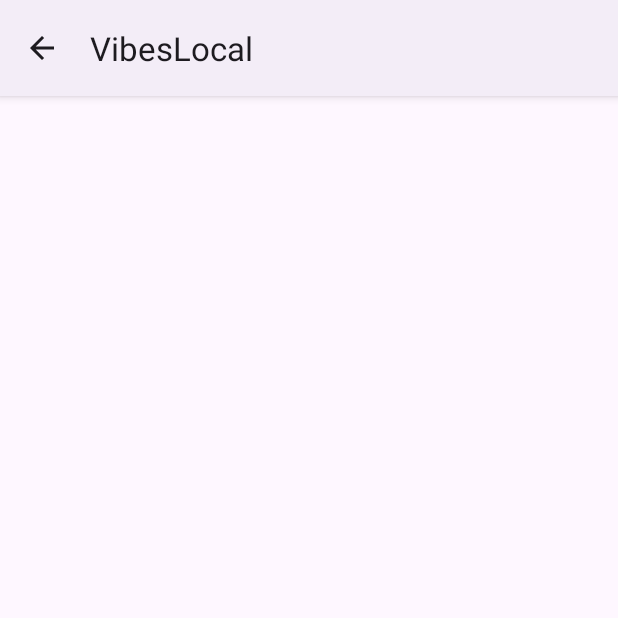
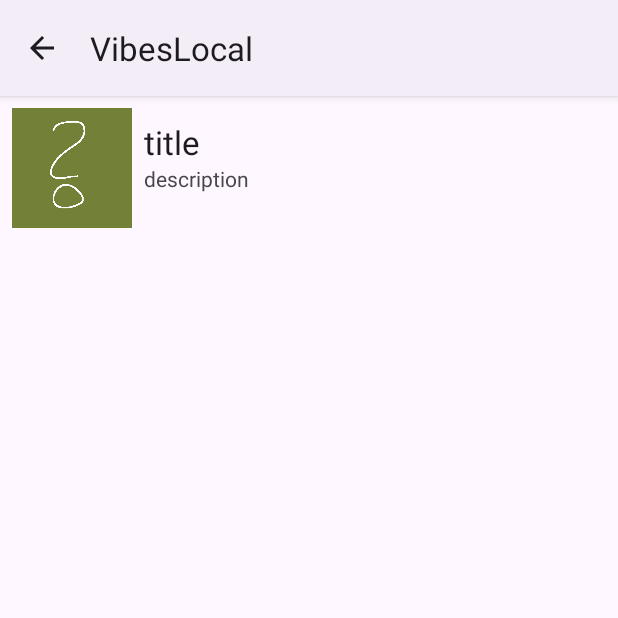
Before and after one commit to ksawio97/VibesLocal, an Android app: the GroupedSongsActivity screen opened directly, with no data from a screen before it, on a phone screen of 412 x 824 dp, the top half of it. Run offline under Robolectric (Android 15) with nearby library versions, the phone set to English and light mode, and no system bars; 9 statements that could not run were skipped.

Commit message:
Added GroupedSongsInfo with loading data to added GroupedSongsInfoFragment

```diff
--- a/app/src/main/java/com/example/vibeslocal/activities/GroupedSongsActivity.kt
+++ b/app/src/main/java/com/example/vibeslocal/activities/GroupedSongsActivity.kt
@@ -1,37 +1,45 @@
 package com.example.vibeslocal.activities
 
-import android.os.Build
 import android.os.Bundle
-import androidx.annotation.RequiresApi
 import androidx.appcompat.app.AppCompatActivity
 import com.example.vibeslocal.databinding.ActivityGroupedSongsBinding
+import com.example.vibeslocal.models.GroupingInfoModel
 import com.example.vibeslocal.models.SongModel
+import com.example.vibeslocal.viewmodels.GroupedSongsInfoViewModel
 import com.example.vibeslocal.viewmodels.MusicItemsViewModel
 import org.koin.androidx.viewmodel.ext.android.viewModel
 
 class GroupedSongsActivity : AppCompatActivity() {
-    private val musicItemsViewModel : MusicItemsViewModel by viewModel()
-
-    private lateinit var binding : ActivityGroupedSongsBinding
+    private val musicItemsViewModel: MusicItemsViewModel by viewModel()
+    private val groupedSongsInfoViewModel: GroupedSongsInfoViewModel by viewModel()
+    private lateinit var binding: ActivityGroupedSongsBinding
 
     override fun onCreate(savedInstanceState: Bundle?) {
         super.onCreate(savedInstanceState)
 
-        val songs = if (Build.VERSION.SDK_INT >= Build.VERSION_CODES.TIRAMISU) getSongArray().toList() else emptyList()
         //send data to adapter
-        musicItemsViewModel.loadDataToAdapter(songs)
+        musicItemsViewModel.loadDataToAdapter(getSongArray().toList())
+        //send data to groupedSongsInfoViewModel
+        val groupingInfo = getGroupingInfo()
+        if (groupingInfo != null)
+            groupedSongsInfoViewModel.setGroupingInfo(groupingInfo)
 
         binding = ActivityGroupedSongsBinding.inflate(layoutInflater)
         setContentView(binding.root)
     }
 
-    @RequiresApi(Build.VERSION_CODES.TIRAMISU)
-    private fun getSongArray() : Array<SongModel>{
+    private fun getSongArray(): Array<SongModel>{
         val bundle = intent.extras
         return bundle?.getParcelableArray(retrievedSongs, SongModel::class.java) ?: emptyArray()
     }
 
+    private fun getGroupingInfo(): GroupingInfoModel? {
+        val bundle = intent.extras
+        return bundle?.getParcelable(retrievedGroupingInfo, GroupingInfoModel::class.java)
+    }
+
     companion object {
         const val retrievedSongs: String = "retrieved_songs"
+        const val retrievedGroupingInfo: String = "retrieved_grouping_info"
     }
 }
--- a/app/src/main/java/com/example/vibeslocal/adapters/GroupingPagerAdapter.kt
+++ b/app/src/main/java/com/example/vibeslocal/adapters/GroupingPagerAdapter.kt
@@ -5,17 +5,19 @@ import androidx.fragment.app.FragmentManager
 import androidx.lifecycle.Lifecycle
 import androidx.viewpager2.adapter.FragmentStateAdapter
 import com.example.vibeslocal.fragments.OptionsFragment
+import com.example.vibeslocal.models.IGroupingDescriptionStrategy
 import com.example.vibeslocal.models.SongModel
 
 class GroupingPagerAdapter<T>(
     fragmentManager: FragmentManager,
     lifecycle: Lifecycle,
-    private val groupingSelectors: List<((SongModel) -> T)>): FragmentStateAdapter(fragmentManager, lifecycle) {
+    private val groupingSelectors: List<((SongModel) -> T)>,
+    private val groupingDescriptionStrategyGetter: (position: Int) -> IGroupingDescriptionStrategy): FragmentStateAdapter(fragmentManager, lifecycle) {
     override fun getItemCount(): Int {
         return groupingSelectors.size
     }
 
     override fun createFragment(position: Int): Fragment {
-        return OptionsFragment(groupingSelectors[position])
+        return OptionsFragment(groupingSelectors[position], groupingDescriptionStrategyGetter(position))
     }
 }
--- /dev/null
+++ b/app/src/main/java/com/example/vibeslocal/fragments/GroupedSongsInfoFragment.kt
@@ -0,0 +1,34 @@
+package com.example.vibeslocal.fragments
+
+import android.os.Bundle
+import android.view.View
+import androidx.fragment.app.Fragment
+import com.example.vibeslocal.R
+import com.example.vibeslocal.databinding.FragmentGroupedSongsInfoBinding
+import com.example.vibeslocal.viewmodels.GroupedSongsInfoViewModel
+import org.koin.androidx.viewmodel.ext.android.activityViewModel
+
+class GroupedSongsInfoFragment : Fragment(R.layout.fragment_grouped_songs_info) {
+    private val viewModel: GroupedSongsInfoViewModel by activityViewModel()
+    private lateinit var binding: FragmentGroupedSongsInfoBinding
+
+    override fun onViewCreated(view: View, savedInstanceState: Bundle?) {
+        super.onViewCreated(view, savedInstanceState)
+
+        binding = FragmentGroupedSongsInfoBinding.bind(view)
+        viewModel.getGroupingInfo()?.let {  groupingModel ->
+
+            binding.groupingThumbnail.apply {
+                val thumbnail = viewModel.getThumbnail(groupingModel.thumbnailId)
+                setImageBitmap(thumbnail)
+            }
+            binding.groupingTitle.apply {
+                text = groupingModel.title
+            }
+
+            binding.groupingDescription.apply {
+                text = groupingModel.description
+            }
+        }
+    }
+}
--- a/app/src/main/java/com/example/vibeslocal/models/OptionModel.kt
+++ b/app/src/main/java/com/example/vibeslocal/models/OptionModel.kt
@@ -2,4 +2,4 @@ package com.example.vibeslocal.models
 
 import android.graphics.Bitmap
 
-data class OptionModel(val id: Int, val title: String, val thumbnail: Bitmap, val songsCount: Int)
+data class OptionModel(val key: Any, val title: String, val thumbnail: Bitmap, val songsCount: Int)
--- a/app/src/main/java/com/example/vibeslocal/repositories/SongsRepository.kt
+++ b/app/src/main/java/com/example/vibeslocal/repositories/SongsRepository.kt
@@ -1,7 +1,5 @@
 package com.example.vibeslocal.repositories
 
-import android.os.Build
-import androidx.annotation.RequiresApi
 import com.example.vibeslocal.generic.CustomEvent
 import com.example.vibeslocal.models.SongModel
 import com.example.vibeslocal.sources.SongsSource
@@ -10,7 +8,6 @@ class SongsRepository(private val songsSource: SongsSource) {
     private val songs: MutableList<SongModel> = mutableListOf()
     private val songsChangedEvent = CustomEvent<Collection<SongModel>>()
 
-    @RequiresApi(Build.VERSION_CODES.R)
     suspend fun loadData(){
         songs.clear()
         val songsData = songsSource.loadSongsData() ?: return
--- a/app/src/main/java/com/example/vibeslocal/sources/SongsSource.kt
+++ b/app/src/main/java/com/example/vibeslocal/sources/SongsSource.kt
@@ -2,10 +2,8 @@ package com.example.vibeslocal.sources
 
 import android.content.ContentUris
 import android.content.Context
-import android.os.Build
 import android.provider.MediaStore
 import android.util.Log
-import androidx.annotation.RequiresApi
 import com.example.vibeslocal.managers.SongThumbnailManager
 import com.example.vibeslocal.models.SongModel
 import kotlinx.coroutines.Deferred
@@ -17,7 +15,6 @@ import org.koin.core.component.KoinComponent
 import org.koin.core.component.inject
 
 class SongsSource(private val songThumbnailManager: SongThumbnailManager) : KoinComponent {
-    @RequiresApi(Build.VERSION_CODES.R)
     suspend fun loadSongsData() : List<SongModel>? = coroutineScope {
         val context: Context by inject()
 
--- /dev/null
+++ b/app/src/main/java/com/example/vibeslocal/viewmodels/GroupedSongsInfoViewModel.kt
@@ -0,0 +1,17 @@
+package com.example.vibeslocal.viewmodels
+
+import android.graphics.Bitmap
+import androidx.lifecycle.ViewModel
+import com.example.vibeslocal.managers.SongThumbnailManager
+import com.example.vibeslocal.models.GroupingInfoModel
+
+class GroupedSongsInfoViewModel(private val songThumbnailManager: SongThumbnailManager) : ViewModel() {
+    private var groupingInfo: GroupingInfoModel? = null
+
+    fun setGroupingInfo(groupingModel: GroupingInfoModel) {
+        this.groupingInfo = groupingModel
+    }
+
+    fun getGroupingInfo(): GroupingInfoModel? = groupingInfo
+    fun getThumbnail(albumId: Long): Bitmap = songThumbnailManager.getThumbnail(albumId)
+}
--- a/app/src/main/java/com/example/vibeslocal/viewmodels/MainViewModel.kt
+++ b/app/src/main/java/com/example/vibeslocal/viewmodels/MainViewModel.kt
@@ -11,7 +11,6 @@ import kotlinx.coroutines.flow.asStateFlow
 import kotlinx.coroutines.launch
 import kotlinx.coroutines.withContext
 
-@RequiresApi(Build.VERSION_CODES.R)
 class MainViewModel(private val songsRepository: SongsRepository) : ViewModel() {
     private val _isLoading = MutableStateFlow(true)
     val isLoading = _isLoading.asStateFlow()
--- a/app/src/main/res/layout/activity_grouped_songs.xml
+++ b/app/src/main/res/layout/activity_grouped_songs.xml
@@ -10,6 +10,16 @@
 
 
     <androidx.fragment.app.FragmentContainerView
+        android:id="@+id/grouped_songs_info"
+        android:name="com.example.vibeslocal.fragments.GroupedSongsInfoFragment"
+        android:layout_width="0dp"
+        android:layout_height="wrap_content"
+        app:layout_constraintEnd_toEndOf="parent"
+        app:layout_constraintStart_toStartOf="parent"
+        app:layout_constraintTop_toTopOf="parent"
+        tools:layout="@layout/fragment_grouped_songs_info" />
+
+    <androidx.fragment.app.FragmentContainerView
         android:id="@+id/music_items_fragment"
         android:name="com.example.vibeslocal.fragments.MusicItemsFragment"
         android:layout_width="0dp"
@@ -17,7 +27,7 @@
         app:layout_constraintBottom_toBottomOf="parent"
         app:layout_constraintEnd_toEndOf="parent"
         app:layout_constraintStart_toStartOf="parent"
-        app:layout_constraintTop_toTopOf="parent"
+        app:layout_constraintTop_toBottomOf="@+id/grouped_songs_info"
         tools:layout="@layout/fragment_music_items" />
 
     <androidx.fragment.app.FragmentContainerView
@@ -32,4 +42,5 @@
         app:layout_constraintStart_toStartOf="parent"
         tools:layout="@layout/fragment_playback_control"
         android:focusable="true" />
+
 </androidx.constraintlayout.widget.ConstraintLayout>
--- /dev/null
+++ b/app/src/main/res/layout/fragment_grouped_songs_info.xml
@@ -0,0 +1,44 @@
+<?xml version="1.0" encoding="utf-8"?>
+<androidx.constraintlayout.widget.ConstraintLayout xmlns:android="http://schemas.android.com/apk/res/android"
+    xmlns:app="http://schemas.android.com/apk/res-auto"
+    xmlns:tools="http://schemas.android.com/tools"
+    android:layout_width="match_parent"
+    android:layout_height="wrap_content"
+    tools:context=".fragments.GroupedSongsInfoFragment">
+
+
+    <ImageView
+        android:id="@+id/grouping_thumbnail"
+        android:layout_width="80dp"
+        android:layout_height="80dp"
+        android:layout_marginStart="8dp"
+        android:layout_marginTop="8dp"
+        android:layout_marginBottom="8dp"
+        android:src="@drawable/unknown"
+        app:layout_constraintBottom_toBottomOf="parent"
+        app:layout_constraintStart_toStartOf="parent"
+        app:layout_constraintTop_toTopOf="parent" />
+
+    <TextView
+        android:id="@+id/grouping_title"
+        android:layout_width="0dp"
+        android:layout_height="wrap_content"
+        android:layout_marginStart="8dp"
+        android:layout_marginTop="16dp"
+        android:text="title"
+        android:textAppearance="@style/TextAppearance.AppCompat.Large"
+        app:layout_constraintEnd_toEndOf="parent"
+        app:layout_constraintStart_toEndOf="@+id/grouping_thumbnail"
+        app:layout_constraintTop_toTopOf="parent" />
+
+    <TextView
+        android:id="@+id/grouping_description"
+        android:layout_width="0dp"
+        android:layout_height="wrap_content"
+        android:layout_marginStart="8dp"
+        android:text="description"
+        android:textAppearance="@style/TextAppearance.AppCompat.Small"
+        app:layout_constraintEnd_toEndOf="parent"
+        app:layout_constraintStart_toEndOf="@+id/grouping_thumbnail"
+        app:layout_constraintTop_toBottomOf="@+id/grouping_title" />
+</androidx.constraintlayout.widget.ConstraintLayout>
```
Also changed, not shown: app/src/main/java/com/example/vibeslocal/activities/MainActivity.kt (+20 -22 lines), app/src/main/java/com/example/vibeslocal/di/appModule.kt (+4 -4 lines), app/src/main/java/com/example/vibeslocal/fragments/OptionsFragment.kt (+8 -2 lines), app/src/main/java/com/example/vibeslocal/models/GroupingDescriptionStrategy.kt (added, +21 -0 lines), app/src/main/java/com/example/vibeslocal/models/GroupingInfoModel.kt (added, +11 -0 lines), app/src/main/java/com/example/vibeslocal/viewmodels/OptionsViewModel.kt (+33 -12 lines).
